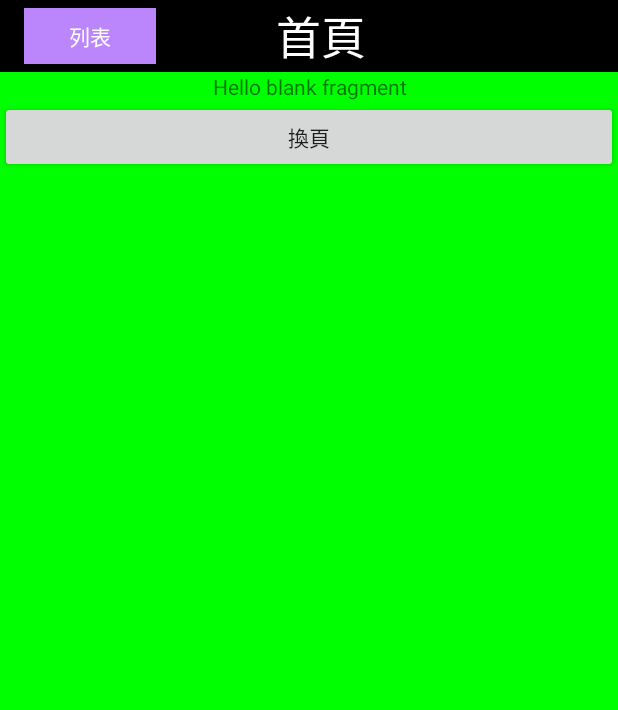
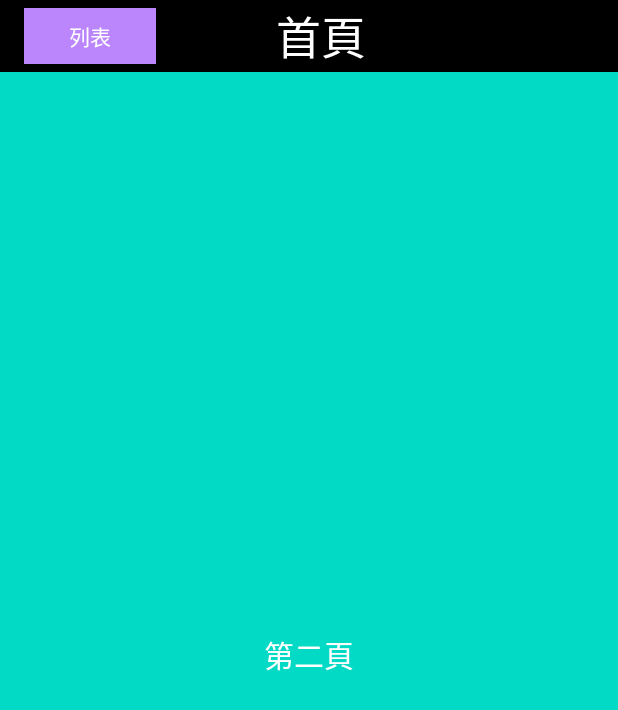
Before and after one commit to JasonKotlin/JasonKotlinExercise, an Android app: the screen it shows after launch (MainActivity), after a tap on "換頁", on a phone screen of 412 x 824 dp. Shown: the top 710 px of the screen. Run offline under Robolectric (Android 15) with nearby library versions, the phone set to English and light mode, and no system bars; our stand-ins replace data binding.

Commit message:
使用架構讓Fragment可以點按鈕換頁，且點擊返回時可以回到上一頁

```diff
--- a/app/src/main/AndroidManifest.xml
+++ b/app/src/main/AndroidManifest.xml
@@ -10,10 +10,6 @@
         android:supportsRtl="true"
         android:theme="@style/Theme.JasonKotlin">
         <activity
-            android:name=".BaseActivity"
-            android:label="@string/title_activity_base"
-            android:theme="@style/Theme.JasonKotlin.NoActionBar"></activity>
-        <activity
             android:name=".MainActivity"
             android:screenOrientation="portrait">
             <intent-filter>
--- a/app/src/main/java/com/example/jasonkotlin/MainActivity.kt
+++ b/app/src/main/java/com/example/jasonkotlin/MainActivity.kt
@@ -1,37 +1,22 @@
 package com.example.jasonkotlin
 
-import androidx.appcompat.app.AppCompatActivity
 import android.os.Bundle
 import android.view.View
-import androidx.fragment.app.Fragment
-import androidx.fragment.app.commit
-import com.example.jasonkotlin.fragments.HomeFragment
+import com.example.jasonkotlin.baseclass.BaseActivity
+import com.example.jasonkotlin.view.HomeFragment
 
 /**
  * TODO 1: 每頁 Title 會隨練習題目顯示，從除了首頁，都以 Fragment 處理
  * TODO 2: 點擊列表時，跳出相關練習的 list，用 Recyclerview 處理，把網路的30天全做一次
  *         參考網址: https://ithelp.ithome.com.tw/users/20107329/ironman/1286
  */
-class MainActivity : AppCompatActivity() {
-    private val fragment = supportFragmentManager
-    private val transaction = fragment.beginTransaction()
-
+class MainActivity : BaseActivity() {
     override fun onCreate(savedInstanceState: Bundle?) {
         super.onCreate(savedInstanceState)
-        setContentView(R.layout.activity_main)
-        setupFragment()
-    }
-
-    private fun setupFragment(){
-        //TODO commitAllowingStateLoss
-        transaction.replace(R.id.fragment_content, HomeFragment()).commitAllowingStateLoss()
+        transactionFragment(HomeFragment(),false)
     }
 
     fun progressbarClick(view: View) {
         //目前不做事，以後可能 load 資料的時候就可以叫來用
     }
-
-    fun changeFragment(){
-        //切換 Fragment 時呼叫
-    }
 }
--- /dev/null
+++ b/app/src/main/java/com/example/jasonkotlin/baseclass/BaseActivity.kt
@@ -0,0 +1,40 @@
+package com.example.jasonkotlin.baseclass
+
+import android.content.Context
+import android.os.Bundle
+import android.util.AttributeSet
+import android.view.View
+import androidx.appcompat.app.AppCompatActivity
+import com.example.jasonkotlin.R
+
+open class BaseActivity : AppCompatActivity() {
+    override fun onCreate(savedInstanceState: Bundle?) {
+        super.onCreate(savedInstanceState)
+        setContentView(R.layout.activity_main)
+    }
+
+    override fun onCreateView(
+            parent: View?,
+            name: String,
+            context: Context,
+            attrs: AttributeSet
+    ): View? {
+        return super.onCreateView(parent, name, context, attrs)
+    }
+
+    fun transactionFragment(fragment: BaseFragment, isAdd: Boolean) {
+        val fragmentTransaction = supportFragmentManager.beginTransaction()
+        if (isAdd) {
+            if (!fragment.isAdded) {
+                fragmentTransaction.add(R.id.base_main_container, fragment)
+                fragmentTransaction.addToBackStack(fragment.javaClass.name)
+            } else {
+                return
+            }
+        } else {
+            fragmentTransaction.replace(R.id.base_main_container, fragment)
+        }
+        fragmentTransaction.addToBackStack(fragment.javaClass.name)
+        fragmentTransaction.commitAllowingStateLoss()
+    }
+}
--- /dev/null
+++ b/app/src/main/java/com/example/jasonkotlin/baseclass/BaseFragment.kt
@@ -0,0 +1,34 @@
+package com.example.jasonkotlin.baseclass
+
+import android.os.Bundle
+import android.view.LayoutInflater
+import android.view.View
+import android.view.ViewGroup
+import androidx.fragment.app.Fragment
+
+open class BaseFragment : Fragment() {
+    lateinit var mActivity: BaseActivity
+
+    override fun onCreate(savedInstanceState: Bundle?) {
+        super.onCreate(savedInstanceState)
+        activity?.let {
+            mActivity = it as BaseActivity
+        }
+    }
+
+    override fun onCreateView(
+            inflater: LayoutInflater,
+            container: ViewGroup?,
+            savedInstanceState: Bundle?
+    ): View? {
+        return super.onCreateView(inflater, container, savedInstanceState)
+    }
+
+    override fun onViewCreated(view: View, savedInstanceState: Bundle?) {
+        super.onViewCreated(view, savedInstanceState)
+    }
+
+    fun getBaseActivity(): BaseActivity {
+        return mActivity
+    }
+}
--- a/app/src/main/java/com/example/jasonkotlin/fragments/ClickExerciseFragment.kt
+++ /dev/null
@@ -1,26 +0,0 @@
-package com.example.jasonkotlin.fragments
-
-import android.graphics.Color
-import android.os.Bundle
-import androidx.fragment.app.Fragment
-import android.view.LayoutInflater
-import android.view.View
-import android.view.ViewGroup
-import android.widget.Button
-import com.example.jasonkotlin.R
-
-class ClickExerciseFragment : Fragment() {
-    override fun onCreate(savedInstanceState: Bundle?) {
-        super.onCreate(savedInstanceState)
-    }
-
-    override fun onCreateView(inflater: LayoutInflater, container: ViewGroup?,
-                              savedInstanceState: Bundle?): View? {
-        val view = inflater.inflate(R.layout.fragment_click_exercise, container, false)
-        view.setBackgroundColor(Color.RED)
-        view.findViewById<Button>(R.id.pop).setOnClickListener {
-            fragmentManager?.popBackStack()
-        }
-        return view
-    }
-}
--- a/app/src/main/java/com/example/jasonkotlin/fragments/HomeFragment.kt
+++ /dev/null
@@ -1,30 +0,0 @@
-package com.example.jasonkotlin.fragments
-
-import android.graphics.Color
-import android.os.Bundle
-import androidx.fragment.app.Fragment
-import android.view.LayoutInflater
-import android.view.View
-import android.view.ViewGroup
-import android.widget.Button
-import com.example.jasonkotlin.R
-
-class HomeFragment : Fragment() {
-    override fun onCreate(savedInstanceState: Bundle?) {
-        super.onCreate(savedInstanceState)
-    }
-
-    override fun onCreateView(inflater: LayoutInflater, container: ViewGroup?, savedInstanceState: Bundle?): View? {
-        val view = inflater.inflate(R.layout.fragment_home, container, false)
-        view.setBackgroundColor(Color.GREEN)
-        view.findViewById<Button>(R.id.change).apply {
-            setOnClickListener {
-                //todo 1.這裡不能用 fragmentManager 對不對？
-                childFragmentManager.beginTransaction().add(R.id.fragment_content, ClickExerciseFragment()).commitAllowingStateLoss()
-                childFragmentManager.beginTransaction().addToBackStack(HomeFragment::class.java.simpleName)
-                childFragmentManager.beginTransaction().commitAllowingStateLoss()
-            }
-        }
-        return view
-    }
-}
--- /dev/null
+++ b/app/src/main/java/com/example/jasonkotlin/view/ClickExerciseFragment.kt
@@ -0,0 +1,40 @@
+package com.example.jasonkotlin.view
+
+import android.graphics.Color
+import android.os.Bundle
+import androidx.fragment.app.Fragment
+import android.view.LayoutInflater
+import android.view.View
+import android.view.ViewGroup
+import android.widget.Button
+import androidx.fragment.app.viewModels
+import com.example.jasonkotlin.R
+import com.example.jasonkotlin.baseclass.BaseFragment
+import com.example.jasonkotlin.databinding.FragmentClickExerciseBinding
+import com.example.kotlin_base_demo.viewmmodel.SampleDataViewModel
+
+class ClickExerciseFragment : BaseFragment() {
+    val mViewModel by viewModels<SampleDataViewModel>()
+    lateinit var mBinding: FragmentClickExerciseBinding
+
+    override fun onCreate(savedInstanceState: Bundle?) {
+        super.onCreate(savedInstanceState)
+    }
+
+    override fun onCreateView(
+        inflater: LayoutInflater,
+        container: ViewGroup?,
+        savedInstanceState: Bundle?
+    ): View? {
+        super.onCreateView(inflater, container, savedInstanceState)
+        mBinding = FragmentClickExerciseBinding.inflate(inflater, container, false).apply {
+            lifecycleOwner = viewLifecycleOwner
+            viewModel = mViewModel
+        }
+        return mBinding.root
+    }
+
+    override fun onViewCreated(view: View, savedInstanceState: Bundle?) {
+        super.onViewCreated(view, savedInstanceState)
+    }
+}
--- /dev/null
+++ b/app/src/main/java/com/example/jasonkotlin/view/HomeFragment.kt
@@ -0,0 +1,49 @@
+package com.example.jasonkotlin.view
+
+import android.graphics.Color
+import android.os.Bundle
+import android.view.LayoutInflater
+import android.view.View
+import android.view.ViewGroup
+import android.widget.Button
+import androidx.fragment.app.viewModels
+import androidx.lifecycle.Observer
+import com.example.jasonkotlin.baseclass.BaseFragment
+import com.example.jasonkotlin.R
+import com.example.jasonkotlin.databinding.FragmentHomeBinding
+import com.example.kotlin_base_demo.viewmmodel.SampleDataViewModel
+
+class HomeFragment : BaseFragment() {
+    private val mViewModel by viewModels<SampleDataViewModel>()
+    lateinit var mBinding: FragmentHomeBinding
+
+    override fun onCreate(savedInstanceState: Bundle?) {
+        super.onCreate(savedInstanceState)
+    }
+
+    override fun onCreateView(
+            inflater: LayoutInflater,
+            container: ViewGroup?,
+            savedInstanceState: Bundle?
+    ): View? {
+        super.onCreateView(inflater, container, savedInstanceState)
+        mBinding = FragmentHomeBinding.inflate(inflater, container, false).apply {
+            lifecycleOwner = viewLifecycleOwner
+            viewModel = mViewModel
+        }
+        return mBinding.root
+    }
+
+    override fun onViewCreated(view: View, savedInstanceState: Bundle?) {
+        super.onViewCreated(view, savedInstanceState)
+        setObserver()
+    }
+
+    private fun setObserver() {
+        mViewModel.changeClickEvent.observe(viewLifecycleOwner, Observer {
+            if (it) {
+                getBaseActivity().transactionFragment(ClickExerciseFragment(), false)
+            }
+        })
+    }
+}
--- /dev/null
+++ b/app/src/main/java/com/example/jasonkotlin/viewmodel/SampleDataViewModel.kt
@@ -0,0 +1,11 @@
+package com.example.kotlin_base_demo.viewmmodel
+
+import SingleLiveEvent
+import androidx.lifecycle.ViewModel
+
+class SampleDataViewModel : ViewModel() {
+    val changeClickEvent = SingleLiveEvent<Boolean>()
+    fun changeView() {
+        changeClickEvent.value = true
+    }
+}
--- /dev/null
+++ b/app/src/main/java/com/example/jasonkotlin/viewmodel/SingleLiveEvent.kt
@@ -0,0 +1,66 @@
+/*
+ *  Copyright 2017 Google Inc.
+ *
+ *  Licensed under the Apache License, Version 2.0 (the "License");
+ *  you may not use this file except in compliance with the License.
+ *  You may obtain a copy of the License at
+ *
+ *      http://www.apache.org/licenses/LICENSE-2.0
+ *
+ *  Unless required by applicable law or agreed to in writing, software
+ *  distributed under the License is distributed on an "AS IS" BASIS,
+ *  WITHOUT WARRANTIES OR CONDITIONS OF ANY KIND, either express or implied.
+ *  See the License for the specific language governing permissions and
+ *  limitations under the License.
+ */
+
+import android.util.Log
+import androidx.annotation.MainThread
+import androidx.lifecycle.LifecycleOwner
+import androidx.lifecycle.MutableLiveData
+import androidx.lifecycle.Observer
+import java.util.concurrent.atomic.AtomicBoolean
+
+/**
+ * A lifecycle-aware observable that sends only new updates after subscription, used for events like
+ * navigation and Snackbar messages.
+ *
+ *
+ * This avoids a common problem with events: on configuration change (like rotation) an update
+ * can be emitted if the observer is active. This LiveData only calls the observable if there's an
+ * explicit call to setValue() or call().
+ *
+ *
+ * Note that only one observer is going to be notified of changes.
+ */
+class SingleLiveEvent<T> : MutableLiveData<T>() {
+    private val pending = AtomicBoolean(false)
+    @MainThread
+    override fun observe(owner: LifecycleOwner, observer: Observer<in T>) {
+        if (hasActiveObservers()) {
+            Log.w(TAG, "Multiple observers registered but only one will be notified of changes.")
+        }
+        // Observe the internal MutableLiveData
+        super.observe(owner, Observer { t ->
+            if (pending.compareAndSet(true, false)) {
+                observer.onChanged(t)
+            }
+        })
+    }
+
+    @MainThread
+    override fun setValue(t: T?) {
+        pending.set(true)
+        super.setValue(t)
+    }
+    /**
+     * Used for cases where T is Void, to make calls cleaner.
+     */
+    @MainThread
+    fun call() {
+        value = null
+    }
+    companion object {
+        private val TAG = "SingleLiveEvent"
+    }
+}
--- a/app/src/main/res/layout/activity_main.xml
+++ b/app/src/main/res/layout/activity_main.xml
@@ -41,23 +41,7 @@
     </androidx.appcompat.widget.Toolbar>
 
     <FrameLayout
-        android:id="@+id/fragment_content"
+        android:id="@+id/base_main_container"
         android:layout_width="match_parent"
-        android:layout_height="match_parent">
-
-        <RelativeLayout
-            android:id="@+id/activity_progress_bar"
-            android:layout_width="match_parent"
-            android:layout_height="match_parent"
-            android:background="#AA000000"
-            android:onClick="progressbarClick"
-            android:visibility="invisible" >
-
-            <ProgressBar
-                android:layout_width="wrap_content"
-                android:layout_height="wrap_content"
-                android:layout_centerInParent="true" />
-        </RelativeLayout>
-
-    </FrameLayout>
+        android:layout_height="match_parent"/>
 </LinearLayout>
--- a/app/src/main/res/layout/fragment_click_exercise.xml
+++ b/app/src/main/res/layout/fragment_click_exercise.xml
@@ -1,21 +1,28 @@
 <?xml version="1.0" encoding="utf-8"?>
-<LinearLayout xmlns:android="http://schemas.android.com/apk/res/android"
-    xmlns:tools="http://schemas.android.com/tools"
-    android:layout_width="match_parent"
-    android:layout_height="match_parent"
-    android:orientation="vertical"
-    tools:context=".fragments.ClickExerciseFragment">
+<layout xmlns:android="http://schemas.android.com/apk/res/android"
+    xmlns:app="http://schemas.android.com/apk/res-auto">
 
-    <TextView
+    <data>
+        <variable
+            name="viewModel"
+            type="com.example.kotlin_base_demo.viewmmodel.SampleDataViewModel" />
+    </data>
+
+    <androidx.constraintlayout.widget.ConstraintLayout
         android:layout_width="match_parent"
-        android:layout_height="wrap_content"
-        android:text="secondFragment"
-        android:gravity="center_horizontal"/>
+        android:layout_height="match_parent"
+        android:background="@color/teal_200">
 
-    <Button
-        android:id="@+id/pop"
-        android:layout_width="match_parent"
-        android:layout_height="wrap_content"
-        android:text="回前頁"/>
+        <TextView
+            android:layout_width="wrap_content"
+            android:layout_height="wrap_content"
+            android:text="第二頁"
+            android:textColor="@color/white"
+            android:textSize="20dp"
+            app:layout_constraintBottom_toBottomOf="parent"
+            app:layout_constraintEnd_toEndOf="parent"
+            app:layout_constraintStart_toStartOf="parent"
+            app:layout_constraintTop_toTopOf="parent" />
 
-</LinearLayout>
+    </androidx.constraintlayout.widget.ConstraintLayout>
+</layout>
--- a/app/src/main/res/layout/fragment_home.xml
+++ b/app/src/main/res/layout/fragment_home.xml
@@ -1,21 +1,31 @@
 <?xml version="1.0" encoding="utf-8"?>
-<LinearLayout xmlns:android="http://schemas.android.com/apk/res/android"
-    xmlns:tools="http://schemas.android.com/tools"
-    android:layout_width="match_parent"
-    android:layout_height="match_parent"
-    android:orientation="vertical"
-    tools:context=".fragments.HomeFragment">
+<layout xmlns:android="http://schemas.android.com/apk/res/android"
+    xmlns:app="http://schemas.android.com/apk/res-auto">
 
-    <TextView
+    <data>
+        <variable
+            name="viewModel"
+            type="com.example.kotlin_base_demo.viewmmodel.SampleDataViewModel" />
+    </data>
+
+    <androidx.constraintlayout.widget.ConstraintLayout
         android:layout_width="match_parent"
-        android:layout_height="wrap_content"
-        android:text="@string/hello_blank_fragment"
-        android:gravity="center_horizontal" />
+        android:layout_height="match_parent"
+        android:background="@color/black">
 
-    <Button
-        android:id="@+id/change"
-        android:layout_width="match_parent"
-        android:layout_height="wrap_content"
-        android:text="換頁"/>
+        <Button
+            android:id="@+id/change_page_btn"
+            android:layout_width="wrap_content"
+            android:layout_height="wrap_content"
+            android:onClick="@{()->viewModel.changeView()}"
+            android:padding="8dp"
+            android:text="換頁"
+            android:textColor="@color/white"
+            android:textSize="18dp"
+            app:layout_constraintBottom_toBottomOf="parent"
+            app:layout_constraintEnd_toEndOf="parent"
+            app:layout_constraintStart_toStartOf="parent"
+            app:layout_constraintTop_toTopOf="parent" />
 
-</LinearLayout>
+    </androidx.constraintlayout.widget.ConstraintLayout>
+</layout>
```
Also changed, not shown: app/build.gradle (+9 -6 lines).
